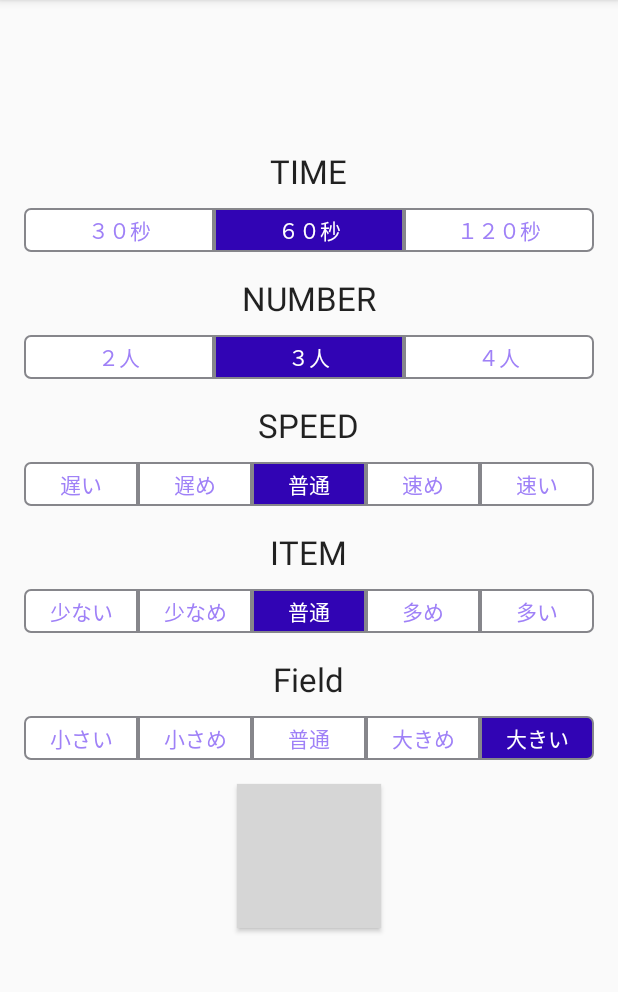
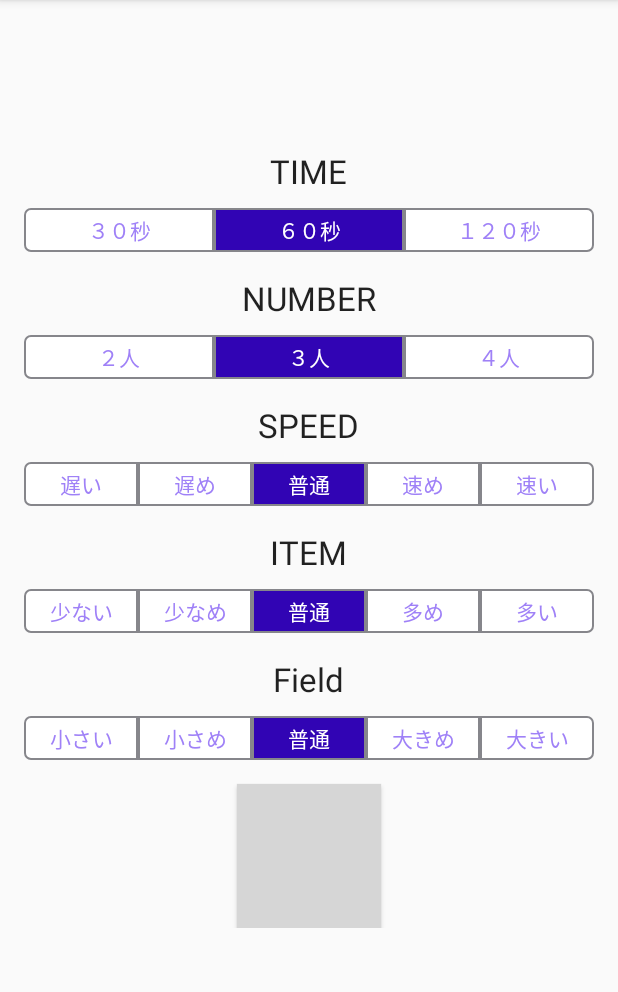
Before and after one commit to KIRIN3git/HoneycombBattle, an Android app: the screen it shows after launch (MainActivity), on a phone screen of 412 x 824 dp, the part 84-1076 px from its top. Run offline under Robolectric (Android 15) with nearby library versions, the phone set to English and light mode, and no system bars; our stand-ins replace AdMob; grey boxes are pictures that could not be loaded.

Commit message:
タブレット対応

```diff
--- a/app/src/main/AndroidManifest.xml
+++ b/app/src/main/AndroidManifest.xml
@@ -28,8 +28,7 @@
 
         <activity
             android:name=".game.GameActivity"
-            android:theme="@style/AppFullScreenTheme"
-            android:launchMode="singleInstance">
+            android:theme="@style/AppFullScreenTheme">
         </activity>
 
         <activity
--- a/app/src/main/java/kirin3/jp/honeycombbattle/game/GameActivity.java
+++ b/app/src/main/java/kirin3/jp/honeycombbattle/game/GameActivity.java
@@ -37,6 +37,6 @@ public class GameActivity extends AppCompatActivity {
 	@Override
 	public void onStop(){
 		super.onStop();
-		finish();
+		Log.w( "DEBUG_DATA", "finish" );
 	}
 }
--- a/app/src/main/java/kirin3/jp/honeycombbattle/game/GameSurfaceView.java
+++ b/app/src/main/java/kirin3/jp/honeycombbattle/game/GameSurfaceView.java
@@ -417,14 +417,17 @@ public class GameSurfaceView extends SurfaceView implements  Runnable,SurfaceHol
 
 		TimeMng.sleepGameOver();
 
-		Log.w( "DEBUG_DATA", "winner_no " + winner_no );
+
 
 		// フィールドの色をカウントして、全ユーザーのscoreに値を設定
 		FieldMng.countScore();
 
+		Log.w( "DEBUG_DATA", "RESULT" );
+
 		Intent intent = new Intent(mContext, ResultActivity.class);
 		intent.putExtra(ResultActivity.INTENT_WINNER_ID,winner_no);
 		mContext.startActivity(intent);
+
 	}
 
 
--- a/app/src/main/java/kirin3/jp/honeycombbattle/main/MainActivity.java
+++ b/app/src/main/java/kirin3/jp/honeycombbattle/main/MainActivity.java
@@ -82,13 +82,18 @@ public class MainActivity extends AppCompatActivity {
         }
         id = SettingsUtils.getSettingRadioIdField(mContext);
         if( id != 0 ){
+            Log.w( "DEBUG_DATA", "tablet aaaaaaaaaaaaaaaaaaaaaaaaaa" );
             sRadioButtonFieldSize = (RadioButton) findViewById(id);
             sRadioButtonFieldSize.setChecked(true);
         }
-        // タブレットだった場合は大きいを最初から洗濯
-        else{
-            sRadioButtonFieldSize = (RadioButton) findViewById(R.id.RadioItemFieldSize5);
-            sRadioButtonFieldSize.setChecked(true);
+        // タブレットだった場合は大きいを最初から選択
+        else {
+            if (ViewUtils.checkTablet(getApplicationContext().getResources())) {
+                Log.w("DEBUG_DATA", "tablet bbbbbbbbbbbbbbbbbbbbbbbbbb");
+                sRadioButtonFieldSize = (RadioButton) findViewById(R.id.RadioItemFieldSize5);
+                sRadioButtonFieldSize.setChecked(true);
+
+            }
         }
 
         sRadioGroupBattleTime = (RadioGroup) findViewById(R.id.RadioGroupBattleTime);
@@ -132,7 +137,6 @@ public class MainActivity extends AppCompatActivity {
                 SettingsUtils.setSettingRadioIdItem(mContext, sRadioGroupItemQuantity.getCheckedRadioButtonId());
                 SettingsUtils.setSettingRadioIdField(mContext, sRadioGroupFieldSize.getCheckedRadioButtonId());
 
-
                 // インテントのインスタンス生成
                 Intent intent = new Intent(MainActivity.this, GameActivity.class);
                 intent.putExtra(GameSurfaceView.INTENT_BATTLE_TIME,sRadioIButtonBattleTime.getText());
--- a/app/src/main/res/drawable/splash.xml
+++ b/app/src/main/res/drawable/splash.xml
@@ -2,18 +2,18 @@
 <layer-list
     xmlns:android="http://schemas.android.com/apk/res/android"
     android:opacity="opaque"
+
     android:layout_width="match_parent"
     android:layout_height="match_parent">
 
     <item
         android:drawable="@color/white"/>
 
-    <item
-        android:width="200dp"
-        android:height="300dp"
-        android:gravity="center">
+
+    <item>
         <bitmap
-            android:src="@mipmap/kirin3_logo" />
+            android:src="@drawable/kirin3_logo"
+            android:gravity="center" />
+
     </item>
-
 </layer-list>
--- a/app/src/main/res/layout/activity_main.xml
+++ b/app/src/main/res/layout/activity_main.xml
@@ -8,13 +8,17 @@
     android:orientation="vertical"
     tools:context="kirin3.jp.honeycombbattle.main.MainActivity">
 
+    <ScrollView
+        android:layout_width="match_parent"
+        android:layout_height="match_parent"
+        android:layout_weight="1">
         <LinearLayout
             android:id="@+id/linearLayout1"
             android:layout_height="match_parent"
             android:layout_width="match_parent"
             android:orientation="vertical"
+            android:layout_gravity="center"
             android:gravity="center"
-        android:layout_weight="1"
             android:layout_centerVertical="true"
             android:layout_centerHorizontal="true">
 
@@ -378,6 +382,7 @@
             </Button>
         </LinearLayout>
 
+    </ScrollView>
     <LinearLayout
         android:visibility = "visible"
         xmlns:ads="http://schemas.android.com/apk/res-auto"
```
Also changed, not shown: app/src/main/java/kirin3/jp/honeycombbattle/util/ViewUtils.java (+7 -5 lines), app/src/main/res/layout/activity_result.xml (+4 -4 lines), app/src/main/res/drawable/kirin3_logo.png (added), app/src/main/res/mipmap-xxxhdpi/kirin3_logo.png (deleted). Lines whose indentation alone changed are shown as unchanged.
